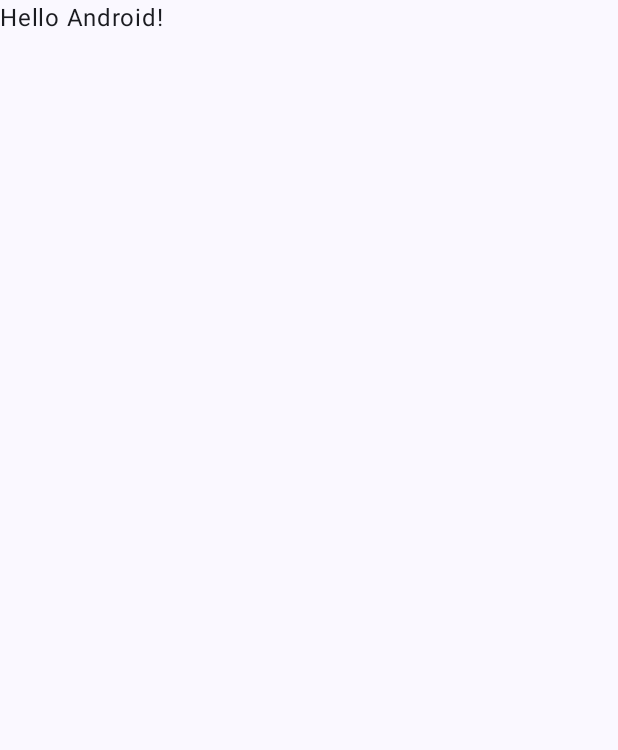
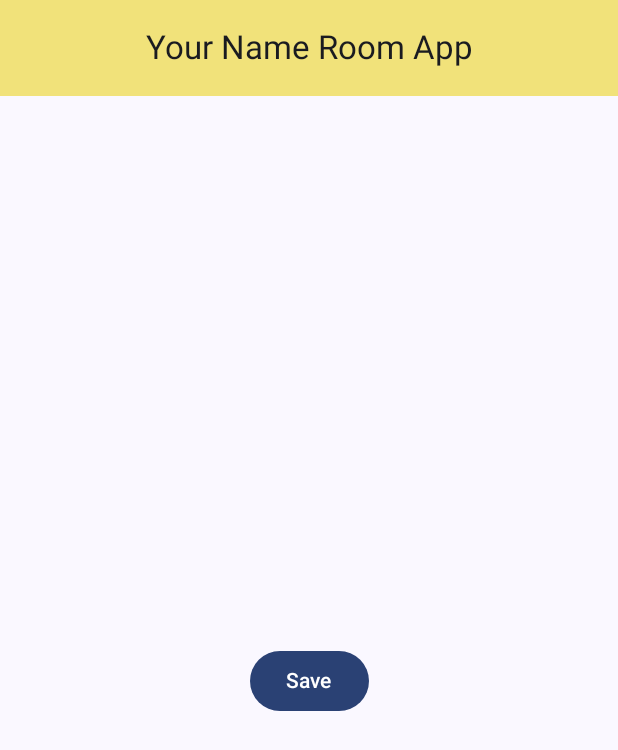
Before and after one commit to SusanaGit/your-name-room, an Android app built with Jetpack Compose: the screen it shows after launch (MainActivity), on a phone screen of 412 x 824 dp. Before the commit the part shown is almost empty. Shown: the top 750 px of the screen. Run offline under Robolectric (Android 15) with nearby library versions, the phone set to English and light mode, and no system bars.

Commit message:
create home screen

```diff
--- a/app/src/main/java/com/susanafigueroa/yournameroom/MainActivity.kt
+++ b/app/src/main/java/com/susanafigueroa/yournameroom/MainActivity.kt
@@ -5,11 +5,11 @@ import androidx.activity.ComponentActivity
 import androidx.activity.compose.setContent
 import androidx.activity.enableEdgeToEdge
 import androidx.compose.foundation.layout.fillMaxSize
-import androidx.compose.foundation.layout.padding
-import androidx.compose.material3.Scaffold
+import androidx.compose.material3.Surface
 import androidx.compose.material3.Text
 import androidx.compose.runtime.Composable
 import androidx.compose.ui.Modifier
+import androidx.compose.ui.graphics.Color
 import androidx.compose.ui.tooling.preview.Preview
 import com.susanafigueroa.yournameroom.ui.theme.YourNameRoomTheme
 
@@ -19,11 +19,11 @@ class MainActivity : ComponentActivity() {
         enableEdgeToEdge()
         setContent {
             YourNameRoomTheme {
-                Scaffold(modifier = Modifier.fillMaxSize()) { innerPadding ->
-                    Greeting(
-                        name = "Android",
-                        modifier = Modifier.padding(innerPadding)
-                    )
+                Surface(
+                    modifier = Modifier.fillMaxSize(),
+                    color = Color(0xFFF1E27A)
+                ) {
+                    YourNameRoomApp()
                 }
             }
         }
--- /dev/null
+++ b/app/src/main/java/com/susanafigueroa/yournameroom/ui/home/YourNameRoomApp.kt
@@ -0,0 +1,58 @@
+package com.susanafigueroa.yournameroom
+
+import androidx.compose.foundation.layout.Arrangement
+import androidx.compose.foundation.layout.Column
+import androidx.compose.foundation.layout.Spacer
+import androidx.compose.foundation.layout.fillMaxSize
+import androidx.compose.foundation.layout.height
+import androidx.compose.foundation.layout.padding
+import androidx.compose.material3.Button
+import androidx.compose.material3.CenterAlignedTopAppBar
+import androidx.compose.material3.ExperimentalMaterial3Api
+import androidx.compose.material3.Scaffold
+import androidx.compose.material3.Text
+import androidx.compose.material3.TopAppBarDefaults
+import androidx.compose.runtime.Composable
+import androidx.compose.ui.Alignment
+import androidx.compose.ui.Modifier
+import androidx.compose.ui.graphics.Color
+import androidx.compose.ui.res.stringResource
+import androidx.compose.ui.unit.dp
+
+@OptIn(ExperimentalMaterial3Api::class)
+@Composable
+fun YourNameRoomApp() {
+    Scaffold(
+        topBar = {
+            CenterAlignedTopAppBar(
+                title = {
+                    Text(
+                        text = stringResource(R.string.your_name_room_app)
+                    )
+                },
+                colors = TopAppBarDefaults.largeTopAppBarColors(
+                    containerColor = Color(0xFFF1E27A)
+                )
+            )
+        }
+    ) { contentPadding ->
+        Column(
+            modifier = Modifier
+                .padding(contentPadding)
+                .fillMaxSize(),
+            verticalArrangement = Arrangement.Center,
+            horizontalAlignment = Alignment.CenterHorizontally
+        ) {
+
+            Spacer(modifier = Modifier.height(20.dp))
+
+            Button(
+                onClick = {
+
+                }
+            ) {
+                Text(stringResource(R.string.save))
+            }
+        }
+    }
+}
--- a/app/src/main/res/values/strings.xml
+++ b/app/src/main/res/values/strings.xml
@@ -1,3 +1,5 @@
 <resources>
     <string name="app_name">Your Name Room</string>
+    <string name="your_name_room_app">Your Name Room App</string>
+    <string name="save">Save</string>
 </resources>
```
